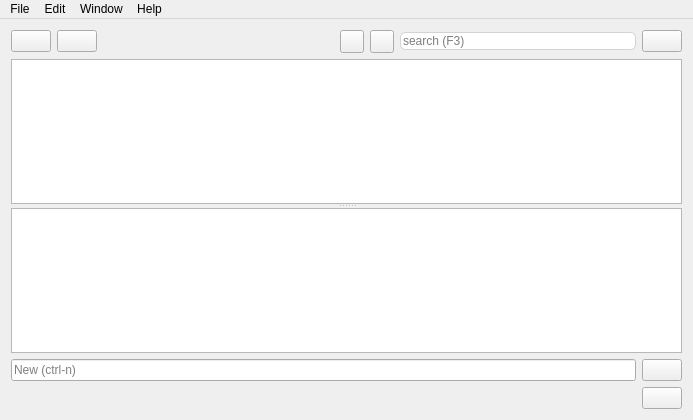
Old version of the form mainwindow.ui in the repository GaetanDC/Todour.
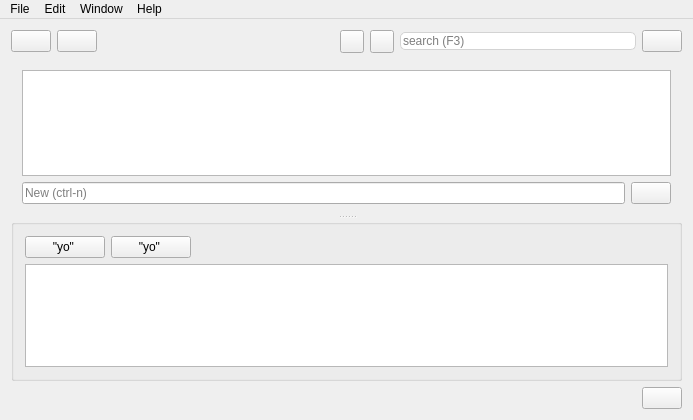
New version of the form. Icons and pictures are not drawn.

Commit message: Update of ui, changing noteView to a tableview + optimizing

What changed in the file:
```diff
--- a/mainwindow.ui
+++ b/mainwindow.ui
@@ -204,89 +204,85 @@
     
     
     <item>
-     <layout class="QVBoxLayout" name="vertLayout">
-      <item>
      	 <widget class="QSplitter" name="split">
-     	 	<property name="orientation">
-     	 		<enum>Qt::Vertical</enum>
-     	 		</property>
-	     	 <layout class="QHBoxLayout" name="hlayout1">
-     	 		<item>
-     	  			<widget class="QTableView" name="tableView">
-     	   			<property name="contextMenuPolicy">
-     	    			<enum>Qt::CustomContextMenu</enum>
-     	   			</property>
-     	   			<property name="horizontalScrollBarPolicy">
-     	    			<enum>Qt::ScrollBarAsNeeded</enum>
-     	   			</property>
-     	   			<property name="autoScroll">
-     	    			<bool>true</bool>
-     	   			</property>
-     	   			<property name="alternatingRowColors">
-     	    			<bool>false</bool>
-     	   			</property>
-     	   			<property name="textElideMode">
-     	    			<enum>Qt::ElideRight</enum>
-     	   			</property>
-     	   			<property name="sortingEnabled">
-     	    			<bool>false</bool>
-     	   			</property>
-     	   			<property name="wordWrap">
-     	    			<bool>false</bool>
-     	   			</property>
-     	   			<attribute name="verticalHeaderVisible">
-     	    			<bool>false</bool>
-     	   			</attribute>
-     	   			<attribute name="verticalHeaderHighlightSections">
-     	    			<bool>false</bool>
-     	   			</attribute>
-     	  			</widget>
-     		 	</item>
- 		      <item>
-  			     <widget class="QTextEdit" name="noteView">
-        			<property name="contextMenuPolicy">
-         			<enum>Qt::CustomContextMenu</enum>
-        			</property>
-        			<property name="horizontalScrollBarPolicy">
-         			<enum>Qt::ScrollBarAlwaysOff</enum>
-        			</property>
-        			<property name="wordWrapMode">
-         			<enum>QTextOption::WordWrap</enum>
-        			</property>
-       		  </widget>
-				</item>
-    		</layout>
-   	 </widget>
-   	 </item>
+     	 	<property name="orientation">     	 		<enum>Qt::Vertical</enum>     	 		</property>
+     	  			<widget class="QWidget" name="splitterTop">
+     	  			<layout  class="QVBoxLayout" name="vlayout1">
+     	 				<item> 
+     	  					<widget class="QTableView" name="tableView">
+    		 	   			<property name="contextMenuPolicy">     	    			<enum>Qt::CustomContextMenu</enum>     	   			</property>
+     	  			 			<property name="horizontalScrollBarPolicy">     	    			<enum>Qt::ScrollBarAsNeeded</enum>     	   			</property>
+     	   					<property name="autoScroll">     	    			<bool>true</bool>     	   			</property>
+     	 			  			<property name="alternatingRowColors">     	    			<bool>false</bool>     	   			</property>
+     	   					<property name="textElideMode">     	    			<enum>Qt::ElideRight</enum>     	   			</property>
+     	   					<property name="sortingEnabled">     	    			<bool>false</bool>     	   			</property>
+     	   					<property name="wordWrap">     	    			<bool>false</bool>     	   			</property>
+     	   					<attribute name="verticalHeaderVisible">     	    			<bool>false</bool>     	   			</attribute>
+     	   					<attribute name="verticalHeaderHighlightSections">     	    			<bool>false</bool>     	   			</attribute>
+     	  					</widget>
+     		 			</item>
+		 	   		<item>
+     						<layout class="QHBoxLayout" name="horizontalLayout_2">
+      						<item>
+	       						<widget class="QLineEdit" name="lineEditNew">
+  	   	   						<property name="placeholderText">         <string>New (ctrl-n)</string>        </property>
+  	     		 						<property name="clearButtonEnabled">         <bool>true</bool>        </property>
+   	   						</widget>
+      						</item>
+      						<item>
+       							<widget class="QPushButton" name="addButton">
+        								<property name="toolTip">         <string>Add item</string>        </property>
+        								<property name="text">         <string/>        </property>
+       							</widget>
+      						</item>
+     						</layout>
+    					</item>
+					</layout>
+					</widget> #splitterTop
+ 
+              <widget class="QGroupBox" name="groupbox">
+					<layout class="QVBoxLayout" name="vertcalLayout7">
+					 <item>
+                 <layout class="QHBoxLayout" name="horizontalLayout7">
+				      <item>
+				       <widget class="QPushButton" name="aerchiveButton">
+				        <property name="toolTip">  <string>test</string> </property>
+			      	  <property name="text">    <string>"yo" </string >   </property>
+				        <property name="sizePolicy"><enum>"Fixed"</enum></property>
+			   	    </widget>
+			   	   </item>
+				      <item>
+				       <widget class="QPushButton" name="aerchiveButton">
+				        <property name="toolTip">				         <string>test</string>			   	     </property>
+			      	  <property name="text"> 				         <string>"yo" </string >				        </property>
+			   	    </widget>
+			   	   </item>
+			   	   <item>
+       					<spacer name="horizontalSpacer2">
+        					<property name="orientation">         					<enum>Qt::Horizontal</enum>        					</property>  
+        					<property name="sizeHint" stdset="0">
+         					<size>
+          					<width>10</width>
+          					<height>20</height>
+         					</size>
+        					</property>
+       					</spacer>
+      					</item>
+					
+			   	   </layout> #horizontal7
+			   	  </item>
+					  <item>
+	  			      <widget class="QTableView" name="subView">
+	      	  		 	<property name="contextMenuPolicy">  	       		 		<enum>Qt::CustomContextMenu</enum>  	      				</property>
+  	      				<property name="horizontalScrollBarPolicy">  	       				<enum>Qt::ScrollBarAlwaysOff</enum>  	      				</property>
+  	     		  	  </widget>
+  	     		  	 </item>
+			  </layout> #verticalLayout7
+    		  </widget> #groupbox
 
-     </layout>
-    </item>
-
-    <item>
-     <layout class="QHBoxLayout" name="horizontalLayout_2">
-      <item>
-       <widget class="QLineEdit" name="lineEditNew">
-        <property name="placeholderText">
-         <string>New (ctrl-n)</string>
-        </property>
-        <property name="clearButtonEnabled">
-         <bool>true</bool>
-        </property>
-      </widget>
-      </item>
-      <item>
-       <widget class="QPushButton" name="addButton">
-        <property name="toolTip">
-         <string>Add item</string>
-        </property>
-        <property name="text">
-         <string/>
-        </property>
-       </widget>
-      </item>
-
-     </layout>
-    </item>
+   	 
+   	 </widget>  #splitter
+ 	 </item>
     <item>
      <widget class="QWidget" name="newVersionView" native="true">
       <layout class="QHBoxLayout" name="horizontalLayout_4">
```
Left out of the diff: 315 changed lines with no effect on the pictures. The commit also changes 9 other files.
